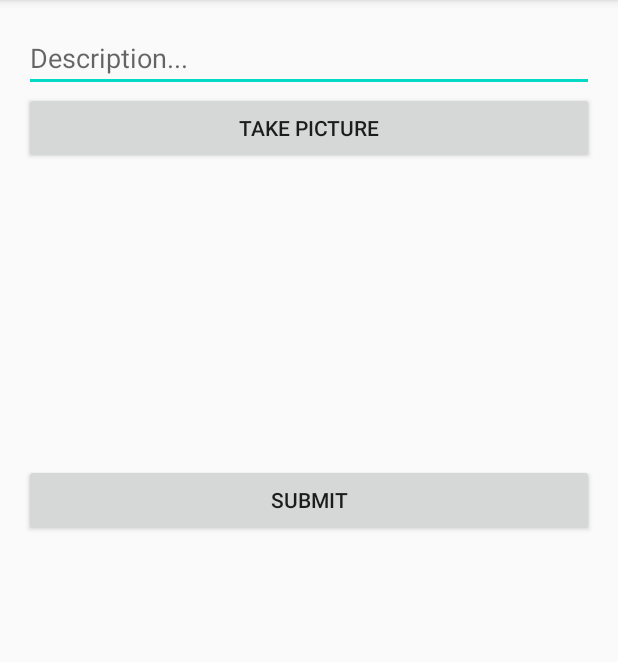
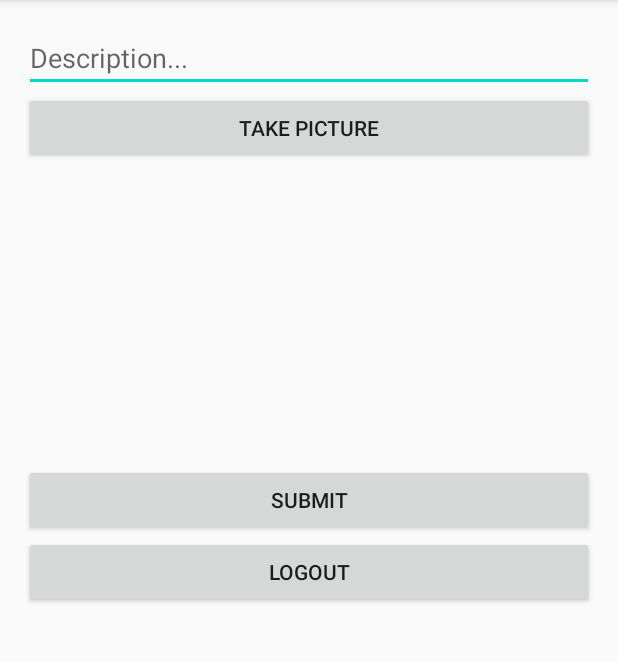
Before and after one commit to hectorrodriguez-bit/Parsatgram, an Android app: the MainActivity screen opened directly, with no data from a screen before it, on a phone screen of 412 x 824 dp, the part 84-746 px from its top. Run offline under Robolectric (Android 15) with nearby library versions, the phone set to English and light mode, and no system bars; libraries missing offline, so code that uses them is left out: com.parse.

Commit message:
New Version Part 1

```diff
--- a/app/src/main/res/layout/activity_login.xml
+++ b/app/src/main/res/layout/activity_login.xml
@@ -14,6 +14,7 @@
         android:layout_height="wrap_content"
         android:layout_weight="1"
         android:ems="10"
+        android:hint="username"
         tools:text="username" />
 
     <EditText
--- a/app/src/main/res/layout/activity_main.xml
+++ b/app/src/main/res/layout/activity_main.xml
@@ -33,5 +33,10 @@
         android:layout_width="match_parent"
         android:layout_height="wrap_content"
         android:text="Submit"/>
+    <Button
+        android:id="@+id/btnLogout"
+        android:layout_width="match_parent"
+        android:layout_height="wrap_content"
+        android:text="Logout"/>
 
 </LinearLayout>
```
Also changed, not shown: app/src/main/java/com/codepath/myapplication/MainActivity.java (+22 -0 lines), 1 other file.
